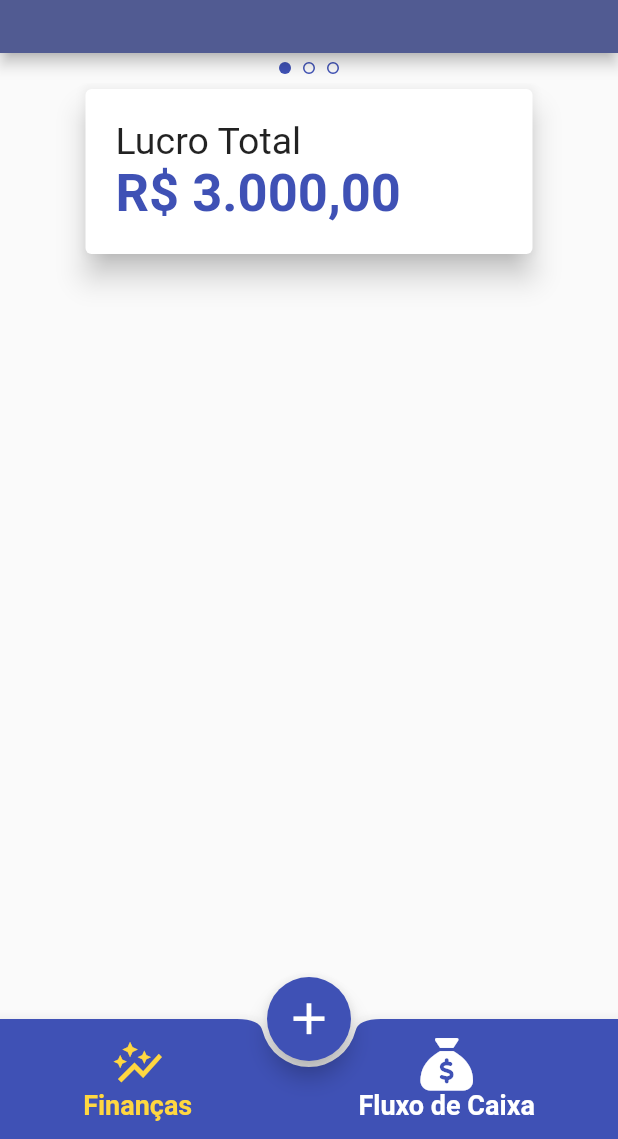
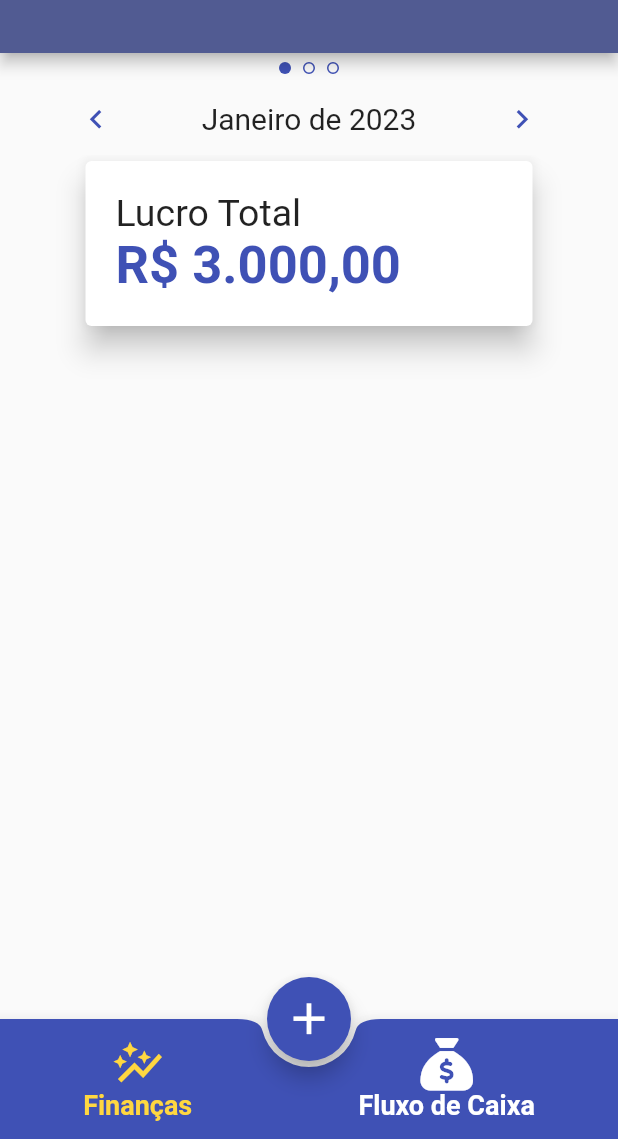
Before and after one commit to Jo-Analyst/app-kayke-barbearia, a Flutter app: the screen it shows after launch, on a phone screen of 412 x 824 dp, the part 97-1236 px from its top. Run offline on Flutter 3.47's test engine with Material 2 defaults, Android fonts, the phone set to English and light mode, and no system bars; our stand-ins replace font_awesome_flutter, sqflite; accounts and stored records are empty.

Commit message:
começo do Slider month

```diff
--- a/lib/app/pages/finance_page.dart
+++ b/lib/app/pages/finance_page.dart
@@ -49,6 +49,34 @@ class _FinancePageState extends State<FinancePage> {
               },
             ),
           ),
+          Padding(
+            padding: const EdgeInsets.symmetric(horizontal: 40),
+            child: Row(
+              mainAxisAlignment: MainAxisAlignment.spaceBetween,
+              children: [
+                IconButton(
+                  onPressed: () {},
+                  icon: Icon(
+                    Icons.keyboard_arrow_left,
+                    color: Theme.of(context).primaryColor,
+                    size: 25,
+                  ),
+                ),
+                const Text(
+                  "Janeiro de 2023",
+                  style: TextStyle(fontSize: 20),
+                ),
+                IconButton(
+                  onPressed: () {},
+                  icon: Icon(
+                    Icons.keyboard_arrow_right,
+                    color: Theme.of(context).primaryColor,
+                    size: 25,
+                  ),
+                ),
+              ],
+            ),
+          ),
           SizedBox(
             height: MediaQuery.of(context).size.height,
             child: PageView.builder(
```
